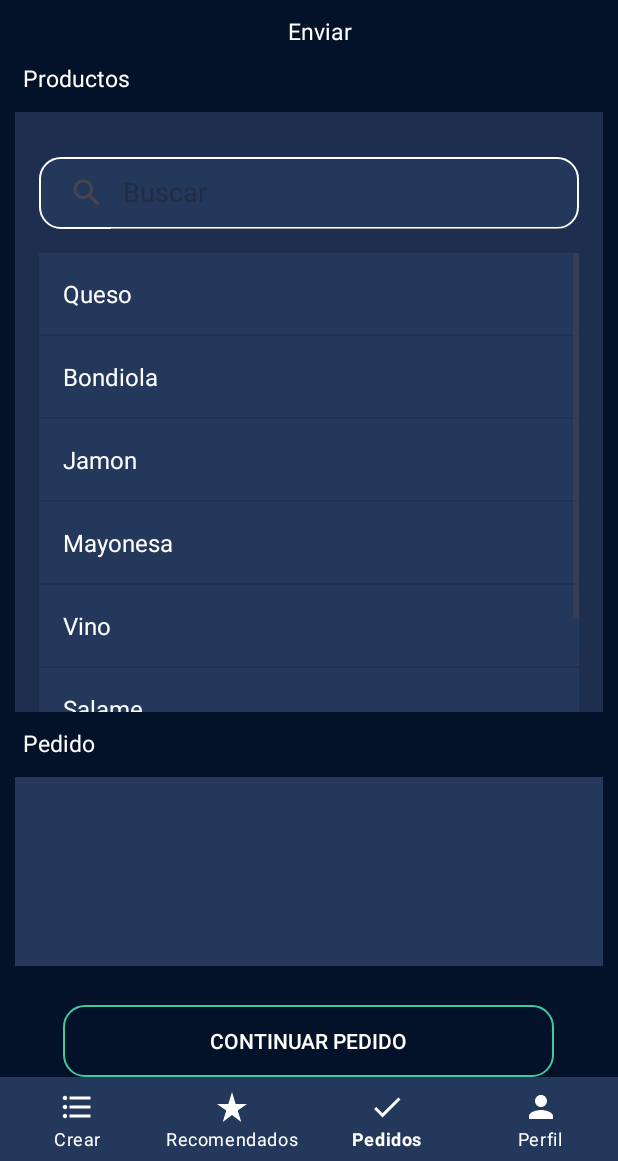
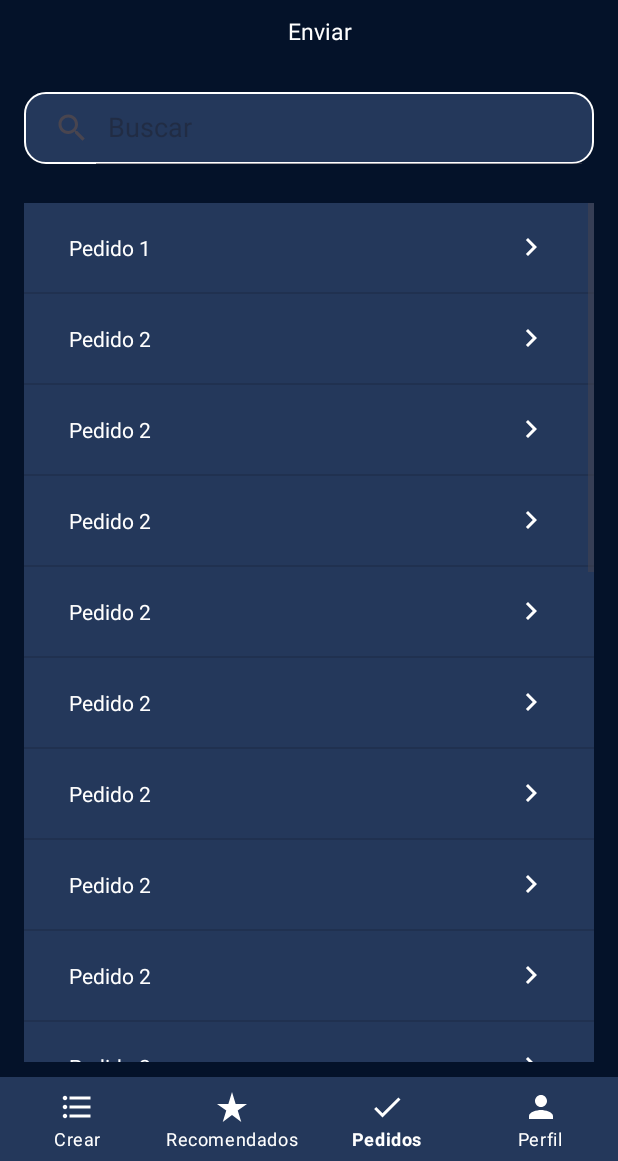
Before and after one commit to Martin-Ball/Preventapp, an Android app: the MainActivity screen opened directly, with no data from a screen before it, item 3 of the bottom bar chosen, on a phone screen of 412 x 824 dp, the part 75-1236 px from its top. Run offline under Robolectric (Android 15) with nearby library versions, the phone set to English and light mode, and no system bars.

Commit message:
create order fragment

```diff
--- a/app/src/main/java/com/martin/preventapp/view/MainActivity.kt
+++ b/app/src/main/java/com/martin/preventapp/view/MainActivity.kt
@@ -6,6 +6,7 @@ import androidx.fragment.app.Fragment
 import com.martin.preventapp.R
 import com.martin.preventapp.view.fragments.create.CreateOrderFragment
 import com.martin.preventapp.databinding.ActivityMainBinding
+import com.martin.preventapp.view.fragments.orders.OrdersFragment
 import com.martin.preventapp.view.fragments.recommended.RecommendedFragment
 import java.util.UUID
 
@@ -29,7 +30,7 @@ class MainActivity : AppCompatActivity() {
                     true
                 }
                 R.id.navigation_orders -> {
-                    showFragment(CreateOrderFragment.instance!!)
+                    showFragment(OrdersFragment.instance!!)
                     true
                 }
                 R.id.navigation_profile -> {
--- /dev/null
+++ b/app/src/main/java/com/martin/preventapp/view/adapter/OrderAdapter.kt
@@ -0,0 +1,53 @@
+package com.martin.preventapp.view.adapter
+
+import android.content.Context
+import android.view.LayoutInflater
+import android.view.View
+import android.view.ViewGroup
+import android.widget.BaseAdapter
+import android.widget.ImageButton
+import android.widget.TextView
+import com.martin.preventapp.R
+import com.martin.preventapp.view.entities.OrderItem
+
+class OrderAdapter (private val context: Context, private val items: List<OrderItem>) : BaseAdapter() {
+    override fun getCount(): Int {
+        return items.size
+    }
+
+    override fun getItem(position: Int): OrderItem {
+        return items[position]
+    }
+
+    override fun getItemId(position: Int): Long {
+        return position.toLong()
+    }
+
+    override fun getView(position: Int, convertView: View?, parent: ViewGroup?): View {
+        val view: View
+        val viewHolder: ViewHolder
+
+        if (convertView == null) {
+            view = LayoutInflater.from(context).inflate(R.layout.item_order, parent, false)
+            viewHolder = ViewHolder(view)
+            view.tag = viewHolder
+        } else {
+            view = convertView
+            viewHolder = view.tag as ViewHolder
+        }
+
+        val item = getItem(position)
+
+        viewHolder.titleTextView.text = item.title
+        viewHolder.actionButton.setOnClickListener {
+
+        }
+
+        return view
+    }
+
+    private class ViewHolder(view: View) {
+        val titleTextView: TextView = view.findViewById(R.id.title)
+        val actionButton: ImageButton = view.findViewById(R.id.actionButton)
+    }
+}
--- /dev/null
+++ b/app/src/main/java/com/martin/preventapp/view/entities/OrderItem.kt
@@ -0,0 +1,3 @@
+package com.martin.preventapp.view.entities
+
+data class OrderItem(val title: String)
--- /dev/null
+++ b/app/src/main/java/com/martin/preventapp/view/fragments/orders/OrdersFragment.kt
@@ -0,0 +1,77 @@
+package com.martin.preventapp.view.fragments.orders
+
+import android.os.Bundle
+import androidx.fragment.app.Fragment
+import android.view.LayoutInflater
+import android.view.View
+import android.view.ViewGroup
+import android.widget.Toast
+import com.martin.preventapp.R
+import com.martin.preventapp.controller.createOrder.CreateOrderController
+import com.martin.preventapp.databinding.FragmentCreateOrderBinding
+import com.martin.preventapp.databinding.FragmentOrdersBinding
+import com.martin.preventapp.databinding.FragmentResumeBinding
+import com.martin.preventapp.view.adapter.OrderAdapter
+import com.martin.preventapp.view.adapter.ProductResumeAdapter
+import com.martin.preventapp.view.entities.OrderItem
+import com.martin.preventapp.view.fragments.create.ResumeFragment
+
+class OrdersFragment : Fragment() {
+
+    private var _binding: FragmentOrdersBinding? = null
+    private val binding get() = _binding!!
+
+    companion object {
+        private var ordersFragment: OrdersFragment? = null
+        @JvmStatic
+        val instance: OrdersFragment?
+            get() {
+                if (ordersFragment == null) {
+                    ordersFragment = OrdersFragment()
+                }
+                return ordersFragment
+            }
+    }
+
+    override fun onCreateView(
+        inflater: LayoutInflater, container: ViewGroup?,
+        savedInstanceState: Bundle?
+    ): View {
+        _binding = FragmentOrdersBinding.inflate(inflater)
+        return binding.root
+    }
+
+    override fun onViewCreated(view: View, savedInstanceState: Bundle?) {
+        super.onViewCreated(view, savedInstanceState)
+
+        val items = listOf(
+            OrderItem("Pedido 1"),
+            OrderItem("Pedido 2"),
+            OrderItem("Pedido 2"),
+            OrderItem("Pedido 2"),
+            OrderItem("Pedido 2"),
+            OrderItem("Pedido 2"),
+            OrderItem("Pedido 2"),
+            OrderItem("Pedido 2"),
+            OrderItem("Pedido 2"),
+            OrderItem("Pedido 2"),
+            OrderItem("Pedido 2"),
+            OrderItem("Pedido 2"),
+            OrderItem("Pedido 2"),
+            OrderItem("Pedido 2"),
+            OrderItem("Pedido 2"),
+            OrderItem("Pedido 2"),
+            OrderItem("Pedido 2"),
+            OrderItem("Pedido 2"),
+            OrderItem("Pedido 2"),
+            OrderItem("Pedido 2"),
+            OrderItem("Pedido 2"),
+            OrderItem("Pedido 2"),
+        )
+
+        val adapter = OrderAdapter(requireContext(), items)
+        binding.orderList.adapter = adapter
+    }
+
+
+}
--- /dev/null
+++ b/app/src/main/res/layout/fragment_orders.xml
@@ -0,0 +1,48 @@
+<?xml version="1.0" encoding="utf-8"?>
+<LinearLayout xmlns:android="http://schemas.android.com/apk/res/android"
+    xmlns:tools="http://schemas.android.com/tools"
+    android:layout_width="match_parent"
+    android:layout_height="match_parent"
+    xmlns:app="http://schemas.android.com/apk/res-auto"
+    tools:context=".view.fragments.orders.OrdersFragment"
+    android:orientation="vertical">
+
+        <TextView
+            android:id="@+id/tv_title_send"
+            android:layout_width="match_parent"
+            android:layout_height="wrap_content"
+            android:paddingStart="15dp"
+            android:paddingTop="10dp"
+            android:text="Enviar"
+            android:textAlignment="center"
+            android:textColor="@color/white"
+            android:textSize="15dp"
+            app:layout_constraintTop_toTopOf="parent" />
+
+        <SearchView
+            android:id="@+id/date_picker"
+            style="@style/SearchViewStyle"
+            android:layout_width="match_parent"
+            android:layout_height="wrap_content"
+            android:layout_marginHorizontal="16dp"
+            android:layout_marginTop="30dp"
+            android:layout_marginBottom="16dp"
+            android:background="@drawable/search_background"
+            android:iconifiedByDefault="false"
+            android:queryHint="Buscar" />
+
+            <LinearLayout
+                android:layout_width="match_parent"
+                android:layout_height="wrap_content"
+                android:orientation="vertical"
+                android:paddingVertical="10dp">
+                <ListView
+                    android:id="@+id/order_list"
+                    android:layout_width="match_parent"
+                    android:layout_height="wrap_content"
+                    android:layout_marginStart="16dp"
+                    android:layout_marginEnd="16dp"
+                    android:background="@color/blue"/>
+
+            </LinearLayout>
+</LinearLayout>
--- /dev/null
+++ b/app/src/main/res/layout/item_order.xml
@@ -0,0 +1,36 @@
+<?xml version="1.0" encoding="utf-8"?>
+<LinearLayout xmlns:android="http://schemas.android.com/apk/res/android"
+    xmlns:app="http://schemas.android.com/apk/res-auto"
+    android:layout_width="match_parent"
+    android:layout_height="wrap_content"
+    android:orientation="horizontal"
+    android:paddingVertical="10dp"
+    android:paddingHorizontal="10dp">
+
+    <LinearLayout
+        android:layout_width="wrap_content"
+        android:layout_height="wrap_content"
+        android:orientation="vertical"
+        android:layout_weight="2"
+        android:paddingStart="20dp"
+        android:paddingVertical="10dp">
+
+        <TextView
+            android:id="@+id/title"
+            android:layout_width="match_parent"
+            android:layout_height="wrap_content"
+            android:text="asdads"
+            android:textColor="@color/white"/>
+
+    </LinearLayout>
+
+    <ImageButton
+        android:id="@+id/actionButton"
+        android:layout_width="wrap_content"
+        android:layout_height="wrap_content"
+        android:background="#00FFFFFF"
+        android:src="@drawable/ic_arrow_right"
+        android:layout_gravity="center_vertical"
+        app:tint="@color/white"
+        android:paddingEnd="20dp"/>
+</LinearLayout>
```
